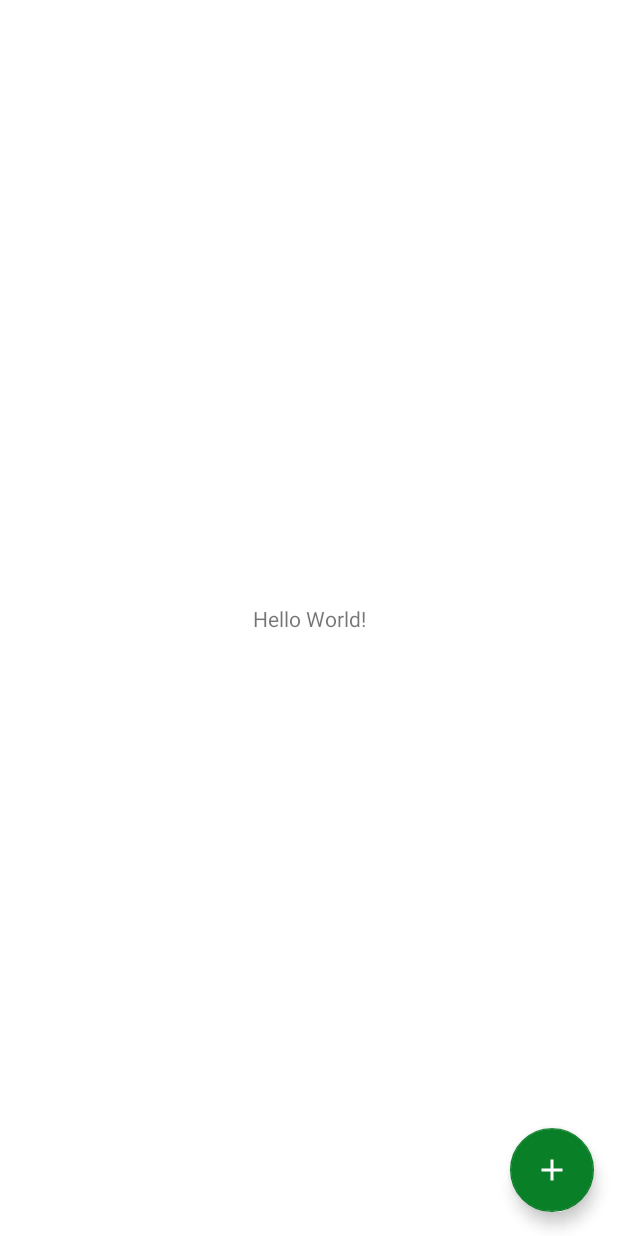
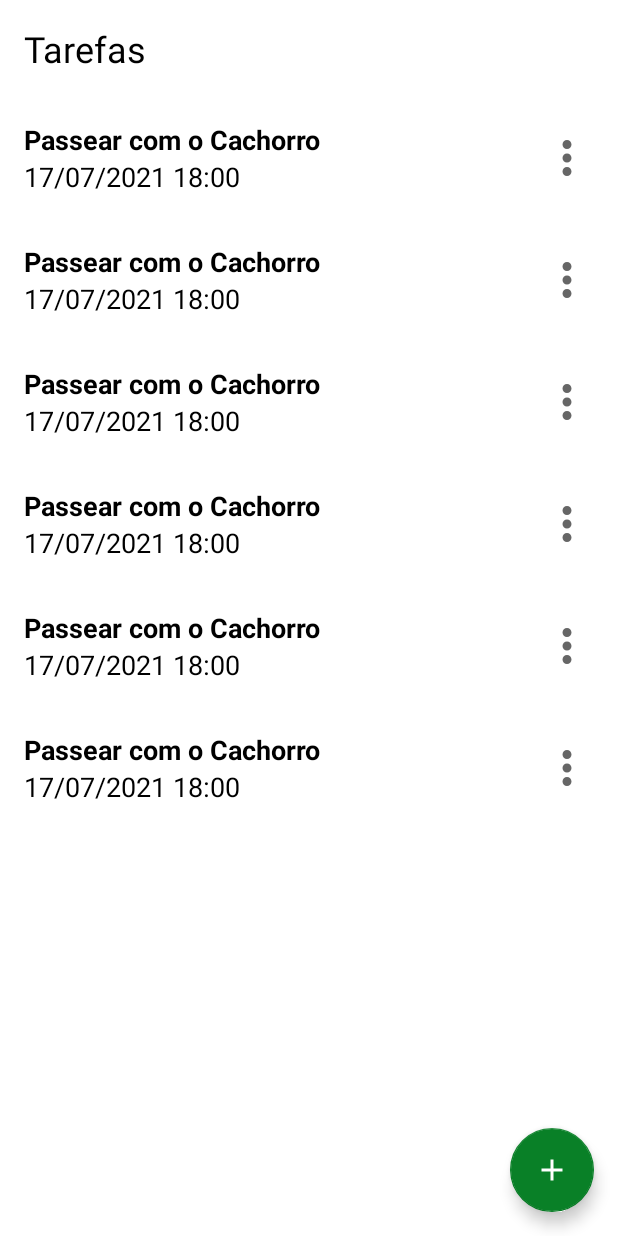
Before and after one commit to raphael-pestana/Santander-Bootcamp-Mobile-Developer, an Android app: the layout activity_main.xml on its own in the app's theme, with its tools: preview values and no code run, on a phone screen of 412 x 824 dp. Run offline under Robolectric (Android 15) with nearby library versions, the phone set to English and light mode, and no system bars.

Commit message:
Recycler View created and working

```diff
--- a/Projetos/My-To-Do-List/app/src/main/AndroidManifest.xml
+++ b/Projetos/My-To-Do-List/app/src/main/AndroidManifest.xml
@@ -17,9 +17,7 @@
                 <category android:name="android.intent.category.LAUNCHER" />
             </intent-filter>
         </activity>
-        <activity android:name=".ui.AddTaksActivity">
-
-        </activity>
+        <activity android:name=".ui.AddTaksActivity" />
 
     </application>
 
--- a/Projetos/My-To-Do-List/app/src/main/java/com/pestana/mytodolist/MainActivity.kt
+++ b/Projetos/My-To-Do-List/app/src/main/java/com/pestana/mytodolist/MainActivity.kt
@@ -1,11 +1,30 @@
 package com.pestana.mytodolist
 
+import android.content.Intent
 import androidx.appcompat.app.AppCompatActivity
 import android.os.Bundle
+import com.pestana.mytodolist.databinding.ActivityMainBinding
+import com.pestana.mytodolist.ui.AddTaksActivity
+import com.pestana.mytodolist.ui.TaskListAdapter
 
 class MainActivity : AppCompatActivity() {
+
+    private lateinit var binding: ActivityMainBinding
+    private val adapter by lazy { TaskListAdapter() }
+
     override fun onCreate(savedInstanceState: Bundle?) {
         super.onCreate(savedInstanceState)
-        setContentView(R.layout.activity_main)
+        binding = ActivityMainBinding.inflate(layoutInflater)
+        setContentView(binding.root)
+
+        binding.rvTasks.adapter = adapter
+
+        insertListeners()
+    }
+
+    private fun insertListeners() {
+        binding.fab.setOnClickListener{
+            startActivity(Intent(this, AddTaksActivity::class.java))
+        }
     }
 }
--- a/Projetos/My-To-Do-List/app/src/main/java/com/pestana/mytodolist/ui/AddTaksActivity.kt
+++ b/Projetos/My-To-Do-List/app/src/main/java/com/pestana/mytodolist/ui/AddTaksActivity.kt
@@ -1,7 +1,6 @@
 package com.pestana.mytodolist.ui
 
 import android.os.Bundle
-import android.util.Log
 import androidx.appcompat.app.AppCompatActivity
 import com.google.android.material.datepicker.MaterialDatePicker
 import com.google.android.material.timepicker.MaterialTimePicker
@@ -59,7 +58,7 @@ class AddTaksActivity : AppCompatActivity() {
                     hour = binding.tilHour.text,
             )
             TaskDataSource.insertTask(task)
-            Log.e("TAG", "insertListerner: " + TaskDataSource.getList())
+            finish()
         }
     }
 }
--- /dev/null
+++ b/Projetos/My-To-Do-List/app/src/main/java/com/pestana/mytodolist/ui/TaskListAdapter.kt
@@ -0,0 +1,39 @@
+package com.pestana.mytodolist.ui
+
+import android.view.LayoutInflater
+import android.view.ViewGroup
+import androidx.recyclerview.widget.DiffUtil
+import androidx.recyclerview.widget.ListAdapter
+import androidx.recyclerview.widget.RecyclerView
+import com.pestana.mytodolist.databinding.ItemTaskBinding
+import com.pestana.mytodolist.model.Task
+
+class TaskListAdapter : ListAdapter<Task, TaskListAdapter.TaskViewHolder>(DiffCallback()) {
+
+    override fun onCreateViewHolder(parent: ViewGroup, viewType: Int): TaskViewHolder {
+        val inflater = LayoutInflater.from(parent.context)
+        val binding = ItemTaskBinding.inflate(inflater, parent, false)
+        return TaskViewHolder(binding)
+    }
+
+    override fun onBindViewHolder(holder: TaskViewHolder, position: Int) {
+        holder.bind(getItem(position))
+    }
+
+    class TaskViewHolder (private val binding: ItemTaskBinding
+    ): RecyclerView.ViewHolder(binding.root) {
+
+        fun bind(item: Task) {
+            binding.tvTitle.text = item.title
+            binding.tvDate.text = "${item.date} ${item.hour}"
+            //possivelmente colocar a descrição
+        }
+
+    }
+
+}
+
+class DiffCallback : DiffUtil.ItemCallback<Task>(){
+    override fun areItemsTheSame(oldItem: Task, newItem: Task) = oldItem == newItem
+    override fun areContentsTheSame(oldItem: Task, newItem: Task) = oldItem.id == newItem.id
+}
--- /dev/null
+++ b/Projetos/My-To-Do-List/app/src/main/res/drawable/ic_more.xml
@@ -0,0 +1,10 @@
+<vector xmlns:android="http://schemas.android.com/apk/res/android"
+    android:width="24dp"
+    android:height="24dp"
+    android:viewportWidth="24"
+    android:viewportHeight="24"
+    android:tint="?attr/colorControlNormal">
+  <path
+      android:fillColor="@android:color/white"
+      android:pathData="M12,8c1.1,0 2,-0.9 2,-2s-0.9,-2 -2,-2 -2,0.9 -2,2 0.9,2 2,2zM12,10c-1.1,0 -2,0.9 -2,2s0.9,2 2,2 2,-0.9 2,-2 -0.9,-2 -2,-2zM12,16c-1.1,0 -2,0.9 -2,2s0.9,2 2,2 2,-0.9 2,-2 -0.9,-2 -2,-2z"/>
+</vector>
--- a/Projetos/My-To-Do-List/app/src/main/res/layout/activity_main.xml
+++ b/Projetos/My-To-Do-List/app/src/main/res/layout/activity_main.xml
@@ -7,20 +7,35 @@
     tools:context=".MainActivity">
 
     <TextView
-        android:layout_width="wrap_content"
-        android:layout_height="wrap_content"
-        android:text="Hello World!"
-        app:layout_constraintBottom_toBottomOf="parent"
-        app:layout_constraintLeft_toLeftOf="parent"
-        app:layout_constraintRight_toRightOf="parent"
-        app:layout_constraintTop_toTopOf="parent" />
-
-    <com.google.android.material.floatingactionbutton.FloatingActionButton
+        android:id="@+id/tv_title"
         android:layout_width="wrap_content"
         android:layout_height="wrap_content"
         android:layout_margin="16dp"
-        app:srcCompat="@drawable/ic_add"
+        android:text="@string/label_tasks"
+        android:textColor="@color/black"
+        android:textSize="24sp"
+        app:layout_constraintStart_toStartOf="parent"
+        app:layout_constraintTop_toTopOf="parent" />
+
+    <androidx.recyclerview.widget.RecyclerView
+        android:id="@+id/rv_tasks"
+        android:layout_width="match_parent"
+        android:layout_height="0dp"
+        android:layout_marginTop="16dp"
+        app:layoutManager="androidx.recyclerview.widget.LinearLayoutManager"
+        app:layout_constraintBottom_toTopOf="@id/fab"
+        app:layout_constraintTop_toBottomOf="@id/tv_title"
+        tools:itemCount="8"
+        tools:listitem="@layout/item_task" />
+
+    <com.google.android.material.floatingactionbutton.FloatingActionButton
+        android:id="@+id/fab"
+        android:layout_width="wrap_content"
+        android:layout_height="wrap_content"
+        android:layout_margin="16dp"
+        android:contentDescription="@string/label_description_new_task"
         app:layout_constraintBottom_toBottomOf="parent"
-        app:layout_constraintEnd_toEndOf="parent"/>
+        app:layout_constraintEnd_toEndOf="parent"
+        app:srcCompat="@drawable/ic_add" />
 
 </androidx.constraintlayout.widget.ConstraintLayout>
--- /dev/null
+++ b/Projetos/My-To-Do-List/app/src/main/res/layout/item_task.xml
@@ -0,0 +1,38 @@
+<?xml version="1.0" encoding="utf-8"?>
+<androidx.constraintlayout.widget.ConstraintLayout xmlns:android="http://schemas.android.com/apk/res/android"
+    xmlns:app="http://schemas.android.com/apk/res-auto"
+    xmlns:tools="http://schemas.android.com/tools"
+    android:layout_width="match_parent"
+    android:layout_height="wrap_content"
+    android:layout_margin="16dp">
+
+    <TextView
+        android:id="@+id/tv_title"
+        android:layout_width="wrap_content"
+        android:layout_height="wrap_content"
+        android:textColor="@color/black"
+        android:textSize="18sp"
+        android:textStyle="bold"
+        app:layout_constraintStart_toStartOf="parent"
+        app:layout_constraintTop_toTopOf="parent"
+        tools:text="Passear com o Cachorro" />
+
+    <TextView
+        android:id="@+id/tv_date"
+        android:layout_width="wrap_content"
+        android:layout_height="wrap_content"
+        android:textColor="@color/black"
+        android:textSize="18sp"
+        app:layout_constraintStart_toStartOf="@id/tv_title"
+        app:layout_constraintTop_toBottomOf="@id/tv_title"
+        tools:text="17/07/2021 18:00" />
+
+    <androidx.appcompat.widget.AppCompatImageView
+        android:layout_width="36dp"
+        android:layout_height="36dp"
+        app:layout_constraintBottom_toBottomOf="parent"
+        app:layout_constraintEnd_toEndOf="parent"
+        app:layout_constraintTop_toTopOf="parent"
+        app:srcCompat="@drawable/ic_more" />
+
+</androidx.constraintlayout.widget.ConstraintLayout>
--- a/Projetos/My-To-Do-List/app/src/main/res/values/strings.xml
+++ b/Projetos/My-To-Do-List/app/src/main/res/values/strings.xml
@@ -6,4 +6,6 @@
     <string name="label_date">Data</string>
     <string name="label_hour">Hora</string>
     <string name="label_btn_cancel">Cancelar</string>
+    <string name="label_tasks">Tarefas</string>
+    <string name="label_description_new_task">Nova Tarefa</string>
 </resources>
```
